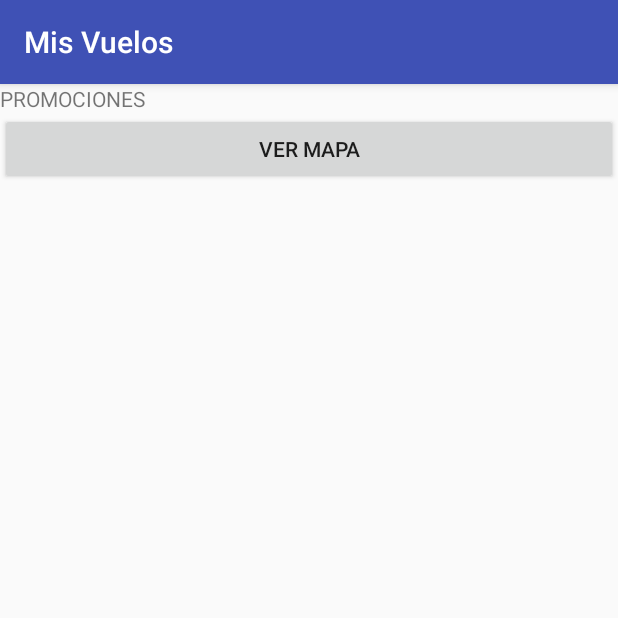
After one commit to cbarruffaldi/hci_voladeaca, an Android app: the fragment Promociones shown on its own in the app's theme, on a phone screen of 412 x 824 dp, the top half of it. The commit adds this screen. Run offline under Robolectric (Android 15) with nearby library versions, the phone set to English and light mode, and no system bars.

Commit message:
Promociones fragmentado

```diff
--- a/Voladeacapp/app/src/main/java/hci/voladeacapp/FlightListAdapter.java
+++ b/Voladeacapp/app/src/main/java/hci/voladeacapp/FlightListAdapter.java
@@ -41,7 +41,7 @@ public class FlightListAdapter extends BaseAdapter {
             holder = new ViewHolder();
             holder.originView = (TextView) convertView.findViewById(R.id.origin_city);
             holder.destinationView = (TextView) convertView.findViewById(R.id.destination_city);
-            holder.stateView = (TextView) convertView.findViewById(R.id.flight_state);
+            //holder.stateView = (TextView) convertView.findViewById(R.id.flight_state);
             holder.numberView = (TextView) convertView.findViewById(R.id.flight_number);
             convertView.setTag(holder);
         } else {
@@ -51,14 +51,14 @@ public class FlightListAdapter extends BaseAdapter {
         TextView numberTextView = holder.numberView;
         TextView originTextView = holder.originView;
         TextView destinationTextView = holder.destinationView;
-        TextView stateTextView = holder.stateView;
+        //TextView stateTextView = holder.stateView;
 
         Flight flight = (Flight) getItem(position);
 
         numberTextView.setText(flight.getNumber());
         originTextView.setText(flight.getCityOrigin());
         destinationTextView.setText(flight.getCityDestination());
-        stateTextView.setText(flight.getState());
+        //stateTextView.setText(flight.getState());
 
         return convertView;
 
--- /dev/null
+++ b/Voladeacapp/app/src/main/java/hci/voladeacapp/Promociones.java
@@ -0,0 +1,29 @@
+package hci.voladeacapp;
+
+import android.app.Fragment;
+import android.content.Intent;
+import android.os.Bundle;
+import android.view.LayoutInflater;
+import android.view.View;
+import android.view.ViewGroup;
+import android.widget.Button;
+
+public class Promociones extends Fragment{
+
+    @Override
+    public View onCreateView(LayoutInflater inflater, ViewGroup parent, Bundle savedInstanceState) {
+        final View rootView = inflater.inflate(R.layout.activity_promociones, parent, false);
+        Button mapButton = (Button) rootView.findViewById(R.id.map_button);
+        mapButton.setOnClickListener(new View.OnClickListener(){
+
+            @Override
+            public void onClick(View view) {
+                Intent intent = new Intent(getActivity(),MapActivity.class);
+                startActivity(intent);
+            }
+        });
+
+        return rootView;
+
+    }
+}
--- /dev/null
+++ b/Voladeacapp/app/src/main/res/layout/activity_promociones.xml
@@ -0,0 +1,18 @@
+<?xml version="1.0" encoding="utf-8"?>
+<LinearLayout xmlns:android="http://schemas.android.com/apk/res/android"
+    xmlns:tools="http://schemas.android.com/tools"
+    android:orientation="vertical" android:layout_width="match_parent"
+    android:layout_height="match_parent">
+
+    <TextView
+        android:text="PROMOCIONES"
+        android:layout_width="match_parent"
+        android:layout_height="wrap_content"
+        android:id="@+id/text_promociones" />
+
+    <Button
+        android:text="Ver Mapa"
+        android:layout_width="match_parent"
+        android:layout_height="wrap_content"
+        android:id="@+id/map_button" />
+</LinearLayout>
```
Also changed, not shown: Voladeacapp/app/src/main/java/hci/voladeacapp/MisVuelos.java (+20 -0 lines), Voladeacapp/app/src/main/java/hci/voladeacapp/Voladeacapp.java (+11 -22 lines), Voladeacapp/app/src/main/res/drawable/circle.xml (added, +8 -0 lines), Voladeacapp/app/src/main/res/layout/activity_voladeacapp.xml (+6 -8 lines), Voladeacapp/app/src/main/res/layout/simplerow.xml (+62 -37 lines), Voladeacapp/app/src/main/res/menu/bottom_navigation.xml (+9 -6 lines).
